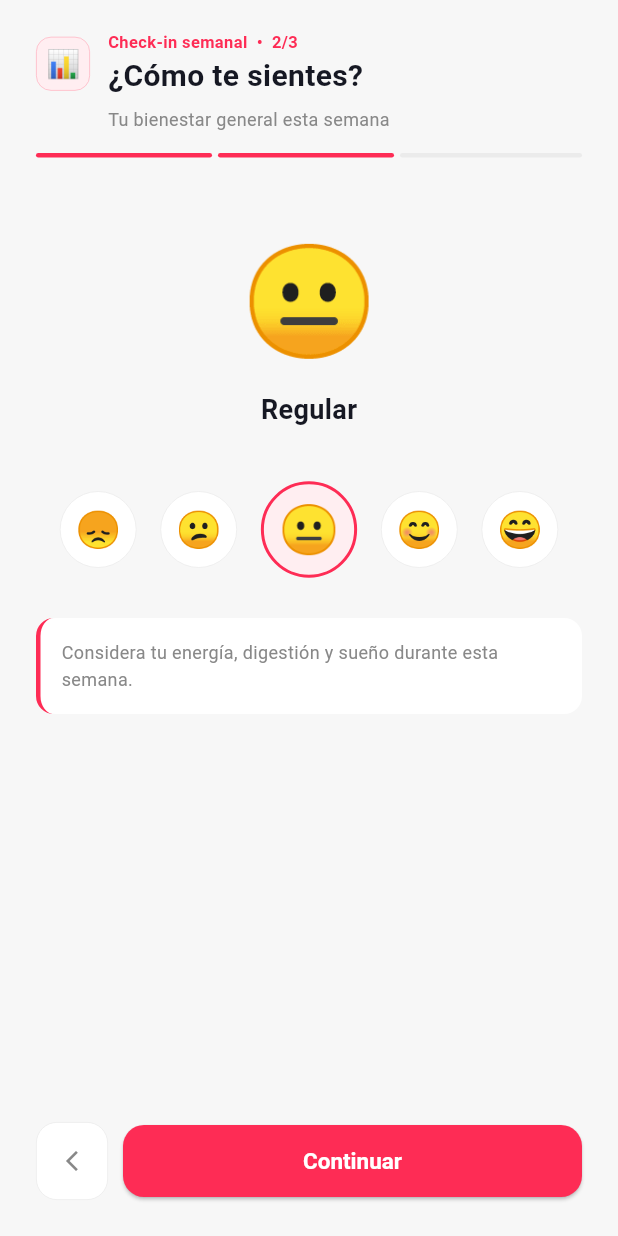
After one commit to darknrz/nutrimed-mobile, a Flutter app: the CheckinScreen screen opened by its route, after a tap on "Continuar", on a phone screen of 412 x 824 dp. The commit adds this screen. Run offline on Flutter 3.47's test engine with Material 3 defaults, Android fonts, the phone set to English and light mode, and no system bars; our stand-ins replace cached_network_image, dio, flutter_secure_storage, get_it, go_router, google_sign_in and 1 more; accounts and stored records are empty; network calls fail; Roboto replaces fonts that are missing (DMSans).

Commit message:
primera version

```diff
--- a/lib/core/router/app_router.dart
+++ b/lib/core/router/app_router.dart
@@ -8,6 +8,7 @@ import '../../features/profile/presentation/screens/profile_screen.dart';
 import '../../features/onboarding/presentation/screens/onboarding_screen.dart';
 import '../storage/secure_storage.dart';
 import '../di/injection.dart';
+import '../../features/checkin/presentation/screens/checkin_screen.dart';
 
 class AppRouter {
   static final router = GoRouter(
@@ -53,6 +54,8 @@ class AppRouter {
           builder: (c, s) => const ChatbotScreen()),
       GoRoute(path: '/profile',
           builder: (c, s) => const ProfileScreen()),
+      GoRoute(path: '/checkin',
+          builder: (c, s) => const CheckinScreen()),
     ],
   );
 }
--- /dev/null
+++ b/lib/features/checkin/presentation/screens/checkin_screen.dart
@@ -0,0 +1,574 @@
+import 'package:flutter/cupertino.dart';
+import 'package:flutter/material.dart';
+import 'package:go_router/go_router.dart';
+import '../../../../core/constants/app_colors.dart';
+import '../../../../core/di/injection.dart';
+import '../../../../core/network/dio_client.dart';
+import '../../../../core/storage/secure_storage.dart';
+
+class CheckinScreen extends StatefulWidget {
+  const CheckinScreen({super.key});
+  @override
+  State<CheckinScreen> createState() => _CheckinScreenState();
+}
+
+class _CheckinScreenState extends State<CheckinScreen> {
+  int  _step    = 0;
+  bool _loading = false;
+
+  // Peso con picker Cupertino
+  int?   _weightInt;   // parte entera  30–200
+  int    _weightDec = 0; // decimal 0–9
+
+  int    _wellbeing     = 3;
+  String _activityLevel = 'moderado';
+  String _healthGoal    = 'controlar_enfermedad';
+
+  final List<Map<String, String>> _wellbeingOptions = [
+    {'value': '1', 'emoji': '😞', 'label': 'Muy mal'},
+    {'value': '2', 'emoji': '😕', 'label': 'Mal'},
+    {'value': '3', 'emoji': '😐', 'label': 'Regular'},
+    {'value': '4', 'emoji': '😊', 'label': 'Bien'},
+    {'value': '5', 'emoji': '😄', 'label': 'Muy bien'},
+  ];
+
+  final List<Map<String, String>> _activityOptions = [
+    {'value': 'sedentario', 'label': 'Sedentario',  'sub': 'Poco o ningún ejercicio'},
+    {'value': 'moderado',   'label': 'Moderado',    'sub': 'Ejercicio 1-3 días/semana'},
+    {'value': 'activo',     'label': 'Activo',      'sub': 'Ejercicio 4-5 días/semana'},
+    {'value': 'muy_activo', 'label': 'Muy activo',  'sub': 'Ejercicio intenso diario'},
+  ];
+
+  final List<Map<String, String>> _goalOptions = [
+    {'value': 'controlar_enfermedad', 'label': 'Controlar mi enfermedad', 'icon': '🏥'},
+    {'value': 'perder_peso',          'label': 'Perder peso',             'icon': '⚖️'},
+    {'value': 'ganar_musculo',        'label': 'Ganar masa muscular',     'icon': '💪'},
+    {'value': 'comer_saludable',      'label': 'Comer más saludable',     'icon': '🥗'},
+    {'value': 'mejorar_energia',      'label': 'Mejorar energía',         'icon': '⚡'},
+  ];
+
+  // ── PICKERS ───────────────────────────────────────────────
+  void _showWeightPicker() {
+    int tempInt = _weightInt ?? 70;
+    int tempDec = _weightDec;
+
+    final ints = List.generate(171, (i) => i + 30); // 30–200
+
+    showCupertinoModalPopup(
+      context: context,
+      builder: (_) => Container(
+        height: 340,
+        decoration: const BoxDecoration(
+          color: Colors.white,
+          borderRadius: BorderRadius.vertical(top: Radius.circular(20)),
+        ),
+        child: Column(children: [
+          _pickerHeader(
+            onCancel: () => Navigator.pop(context),
+            onDone: () {
+              setState(() {
+                _weightInt = tempInt;
+                _weightDec = tempDec;
+              });
+              Navigator.pop(context);
+            },
+          ),
+          Expanded(
+            child: Row(children: [
+              // Parte entera
+              Expanded(
+                flex: 3,
+                child: CupertinoPicker(
+                  scrollController: FixedExtentScrollController(
+                      initialItem: (tempInt - 30).clamp(0, 170)),
+                  itemExtent: 44,
+                  onSelectedItemChanged: (i) => tempInt = ints[i],
+                  children: ints.map((v) => Center(
+                    child: Text('$v',
+                        style: const TextStyle(fontSize: 22, color: Colors.black)),
+                  )).toList(),
+                ),
+              ),
+              // Punto decimal (decorativo)
+              const Padding(
+                padding: EdgeInsets.only(bottom: 4),
+                child: Text('.',
+                    style: TextStyle(fontSize: 28,
+                        fontWeight: FontWeight.w700, color: Colors.black)),
+              ),
+              // Decimal 0–9
+              Expanded(
+                flex: 2,
+                child: CupertinoPicker(
+                  scrollController: FixedExtentScrollController(
+                      initialItem: tempDec),
+                  itemExtent: 44,
+                  onSelectedItemChanged: (i) => tempDec = i,
+                  children: List.generate(10, (i) => Center(
+                    child: Text('$i',
+                        style: const TextStyle(fontSize: 22, color: Colors.black)),
+                  )),
+                ),
+              ),
+              // Unidad
+              const Padding(
+                padding: EdgeInsets.only(right: 20, bottom: 4),
+                child: Text(' kg',
+                    style: TextStyle(fontSize: 18,
+                        fontWeight: FontWeight.w600, color: Colors.black54)),
+              ),
+            ]),
+          ),
+        ]),
+      ),
+    );
+  }
+
+  Widget _pickerHeader({required VoidCallback onCancel, required VoidCallback onDone}) {
+    return Container(
+      padding: const EdgeInsets.symmetric(horizontal: 20, vertical: 14),
+      decoration: const BoxDecoration(
+        border: Border(bottom: BorderSide(color: Color(0xFFEBEBEB), width: 0.5)),
+      ),
+      child: Row(
+        mainAxisAlignment: MainAxisAlignment.spaceBetween,
+        children: [
+          GestureDetector(
+            onTap: onCancel,
+            child: const Text('Cancelar',
+                style: TextStyle(fontSize: 16, color: Color(0xFF888888))),
+          ),
+          Container(
+            width: 36, height: 4,
+            decoration: BoxDecoration(
+              color: const Color(0xFFDDDDDD),
+              borderRadius: BorderRadius.circular(2),
+            ),
+          ),
+          GestureDetector(
+            onTap: onDone,
+            child: Text('Listo',
+                style: TextStyle(fontSize: 16,
+                    fontWeight: FontWeight.w600,
+                    color: AppColors.primary)),
+          ),
+        ],
+      ),
+    );
+  }
+
+  Future<void> _saveCheckin() async {
+    setState(() => _loading = true);
+    try {
+      final userId = await sl<SecureStorage>().getUserId() ?? '0';
+      final weight = _weightInt != null
+          ? double.parse('$_weightInt.$_weightDec')
+          : null;
+      await sl<DioClient>().post('/checkin/$userId', {
+        'weightKg':      weight,
+        'wellbeing':     _wellbeing,
+        'activityLevel': _activityLevel,
+        'healthGoal':    _healthGoal,
+      });
+      if (mounted) context.go('/home');
+    } catch (e) {
+      if (mounted) {
+        ScaffoldMessenger.of(context).showSnackBar(SnackBar(
+          content: const Text('Error al guardar. Intenta de nuevo.',
+              style: TextStyle(color: Colors.white)),
+          backgroundColor: AppColors.error,
+        ));
+      }
+    } finally {
+      if (mounted) setState(() => _loading = false);
+    }
+  }
+
+  void _next() {
+    if (_step < 2) setState(() => _step++);
+    else           _saveCheckin();
+  }
+
+  @override
+  Widget build(BuildContext context) {
+    return Scaffold(
+      backgroundColor: AppColors.background,
+      body: SafeArea(
+        child: Column(
+          children: [
+            _buildHeader(),
+            _buildProgressBar(),
+            Expanded(
+              child: SingleChildScrollView(
+                padding: const EdgeInsets.fromLTRB(24, 24, 24, 0),
+                child: _buildStep(),
+              ),
+            ),
+            _buildButton(),
+          ],
+        ),
+      ),
+    );
+  }
+
+  Widget _buildHeader() {
+    final titles = [
+      '¿Cuánto pesas hoy?',
+      '¿Cómo te sientes?',
+      'Esta semana...',
+    ];
+    final subs = [
+      'Actualizamos tus calorías recomendadas',
+      'Tu bienestar general esta semana',
+      'Confirma o actualiza tu actividad y objetivo',
+    ];
+    return Padding(
+      padding: const EdgeInsets.fromLTRB(24, 20, 24, 0),
+      child: Column(
+        crossAxisAlignment: CrossAxisAlignment.start,
+        children: [
+          Row(children: [
+            Container(
+              width: 36, height: 36,
+              decoration: BoxDecoration(
+                color: const Color(0xFFFFEEF1),
+                borderRadius: BorderRadius.circular(10),
+                border: Border.all(color: const Color(0xFFFFB3C1), width: 0.5),
+              ),
+              child: const Center(child: Text('📊', style: TextStyle(fontSize: 18))),
+            ),
+            const SizedBox(width: 12),
+            Column(
+              crossAxisAlignment: CrossAxisAlignment.start,
+              children: [
+                Text('Check-in semanal  •  ${_step + 1}/3',
+                    style: TextStyle(fontSize: 11, color: AppColors.primary,
+                        fontWeight: FontWeight.w600)),
+                Text(titles[_step],
+                    style: const TextStyle(fontSize: 20,
+                        fontWeight: FontWeight.w600, color: AppColors.textPrimary)),
+              ],
+            ),
+          ]),
+          const SizedBox(height: 6),
+          Padding(
+            padding: const EdgeInsets.only(left: 48),
+            child: Text(subs[_step],
+                style: const TextStyle(fontSize: 12, color: AppColors.textSecondary)),
+          ),
+        ],
+      ),
+    );
+  }
+
+  Widget _buildProgressBar() {
+    return Padding(
+      padding: const EdgeInsets.fromLTRB(24, 14, 24, 0),
+      child: Row(
+        children: List.generate(3, (i) => Expanded(
+          child: Container(
+            height: 3,
+            margin: EdgeInsets.only(right: i < 2 ? 4 : 0),
+            decoration: BoxDecoration(
+              color: i <= _step ? AppColors.primary : AppColors.border,
+              borderRadius: BorderRadius.circular(2),
+            ),
+          ),
+        )),
+      ),
+    );
+  }
+
+  Widget _buildStep() {
+    switch (_step) {
+      case 0: return _buildWeightStep();
+      case 1: return _buildWellbeingStep();
+      case 2: return _buildActivityGoalStep();
+      default: return const SizedBox();
+    }
+  }
+
+  // ── PASO 1: PESO ──────────────────────────────────────────
+  Widget _buildWeightStep() {
+    final hasValue  = _weightInt != null;
+    final label     = hasValue ? '$_weightInt.$_weightDec kg' : 'Seleccionar peso';
+
+    return Column(
+      children: [
+        const SizedBox(height: 24),
+        const Text('⚖️', style: TextStyle(fontSize: 64)),
+        const SizedBox(height: 28),
+
+        // Tile picker
+        GestureDetector(
+          onTap: _showWeightPicker,
+          child: Container(
+            width: double.infinity,
+            padding: const EdgeInsets.symmetric(vertical: 24, horizontal: 24),
+            decoration: BoxDecoration(
+              color: AppColors.surface,
+              borderRadius: BorderRadius.circular(16),
+              border: Border.all(
+                color: hasValue ? AppColors.primary : AppColors.border,
+                width: hasValue ? 1.5 : 0.5,
+              ),
+            ),
+            child: Row(
+              mainAxisAlignment: MainAxisAlignment.center,
+              children: [
+                Icon(Icons.monitor_weight_outlined,
+                    size: 22,
+                    color: hasValue ? AppColors.primary : AppColors.textSecondary),
+                const SizedBox(width: 12),
+                Text(
+                  label,
+                  style: TextStyle(
+                    fontSize: hasValue ? 32 : 18,
+                    fontWeight: hasValue ? FontWeight.w700 : FontWeight.w400,
+                    color: hasValue ? AppColors.textPrimary : AppColors.textSecondary,
+                  ),
+                ),
+                if (!hasValue) ...[
+                  const SizedBox(width: 8),
+                  const Icon(Icons.chevron_right_rounded,
+                      color: AppColors.textSecondary, size: 20),
+                ],
+              ],
+            ),
+          ),
+        ),
+
+        const SizedBox(height: 16),
+        const Text(
+          'Pésate en ayunas para mayor precisión',
+          style: TextStyle(fontSize: 12, color: AppColors.textSecondary),
+        ),
+
+        // Ajuste rápido +/- 0.5
+        if (hasValue) ...[
+          const SizedBox(height: 20),
+          Row(
+            mainAxisAlignment: MainAxisAlignment.center,
+            children: [
+              _quickAdjustBtn('-0.5', () {
+                final current = _weightInt! + _weightDec / 10;
+                final next    = (current - 0.5).clamp(30.0, 200.9);
+                setState(() {
+                  _weightInt = next.truncate();
+                  _weightDec = ((next - next.truncate()) * 10).round();
+                });
+              }),
+              const SizedBox(width: 16),
+              _quickAdjustBtn('+0.5', () {
+                final current = _weightInt! + _weightDec / 10;
+                final next    = (current + 0.5).clamp(30.0, 200.9);
+                setState(() {
+                  _weightInt = next.truncate();
+                  _weightDec = ((next - next.truncate()) * 10).round();
+                });
+              }),
+            ],
+          ),
+        ],
+      ],
+    );
+  }
+
+  Widget _quickAdjustBtn(String label, VoidCallback onTap) {
+    return GestureDetector(
+      onTap: onTap,
+      child: Container(
+        padding: const EdgeInsets.symmetric(horizontal: 20, vertical: 10),
+        decoration: BoxDecoration(
+          color: AppColors.surface,
+          borderRadius: BorderRadius.circular(10),
+          border: Border.all(color: AppColors.border, width: 0.5),
+        ),
+        child: Text(label,
+            style: TextStyle(fontSize: 15,
+                fontWeight: FontWeight.w600, color: AppColors.primary)),
+      ),
+    );
+  }
+
+  // ── PASO 2: BIENESTAR ─────────────────────────────────────
+  Widget _buildWellbeingStep() {
+    return Column(
+      children: [
+        const SizedBox(height: 20),
+        Text(_wellbeingOptions[_wellbeing - 1]['emoji']!,
+            style: const TextStyle(fontSize: 72)),
+        const SizedBox(height: 8),
+        Text(_wellbeingOptions[_wellbeing - 1]['label']!,
+            style: const TextStyle(fontSize: 18, fontWeight: FontWeight.w600,
+                color: AppColors.textPrimary)),
+        const SizedBox(height: 32),
+
+        Row(
+          mainAxisAlignment: MainAxisAlignment.spaceEvenly,
+          children: _wellbeingOptions.map((opt) {
+            final val      = int.parse(opt['value']!);
+            final isActive = _wellbeing == val;
+            return GestureDetector(
+              onTap: () => setState(() => _wellbeing = val),
+              child: AnimatedContainer(
+                duration: const Duration(milliseconds: 200),
+                padding: const EdgeInsets.all(10),
+                decoration: BoxDecoration(
+                  color: isActive
+                      ? const Color(0xFFFFEEF1)
+                      : AppColors.surface,
+                  shape: BoxShape.circle,
+                  border: Border.all(
+                    color: isActive ? AppColors.primary : AppColors.border,
+                    width: isActive ? 2 : 0.5,
+                  ),
+                ),
+                child: Text(opt['emoji']!,
+                    style: TextStyle(fontSize: isActive ? 32 : 24)),
+              ),
+            );
+          }).toList(),
+        ),
+        const SizedBox(height: 24),
+
+        Container(
+          padding: const EdgeInsets.all(14),
+          decoration: BoxDecoration(
+            color: AppColors.surface,
+            borderRadius: BorderRadius.circular(12),
+            border: Border(
+                left: BorderSide(color: AppColors.primary, width: 3)),
+          ),
+          child: const Text(
+            'Considera tu energía, digestión y sueño durante esta semana.',
+            style: TextStyle(fontSize: 12, color: AppColors.textSecondary, height: 1.5),
+          ),
+        ),
+      ],
+    );
+  }
+
+  // ── PASO 3: ACTIVIDAD Y OBJETIVO ─────────────────────────
+  Widget _buildActivityGoalStep() {
+    return Column(
+      crossAxisAlignment: CrossAxisAlignment.start,
+      children: [
+        _sectionLabel('Nivel de actividad'),
+        const SizedBox(height: 10),
+        ..._activityOptions.map((a) {
+          final selected = _activityLevel == a['value'];
+          return GestureDetector(
+            onTap: () => setState(() => _activityLevel = a['value']!),
+            child: Container(
+              margin: const EdgeInsets.only(bottom: 8),
+              padding: const EdgeInsets.symmetric(horizontal: 16, vertical: 12),
+              decoration: _itemDecor(selected),
+              child: Row(children: [
+                Expanded(child: Column(
+                  crossAxisAlignment: CrossAxisAlignment.start,
+                  children: [
+                    Text(a['label']!,
+                        style: TextStyle(fontSize: 13,
+                            fontWeight: selected ? FontWeight.w600 : FontWeight.w400,
+                            color: AppColors.textPrimary)),
+                    Text(a['sub']!,
+                        style: const TextStyle(
+                            fontSize: 11, color: AppColors.textSecondary)),
+                  ],
+                )),
+                if (selected)
+                  const Icon(Icons.check_circle_rounded,
+                      color: AppColors.primary, size: 18),
+              ]),
+            ),
+          );
+        }),
+
+        const SizedBox(height: 20),
+        _sectionLabel('Mi objetivo esta semana'),
+        const SizedBox(height: 10),
+        ..._goalOptions.map((g) {
+          final selected = _healthGoal == g['value'];
+          return GestureDetector(
+            onTap: () => setState(() => _healthGoal = g['value']!),
+            child: Container(
+              margin: const EdgeInsets.only(bottom: 8),
+              padding: const EdgeInsets.symmetric(horizontal: 16, vertical: 12),
+              decoration: _itemDecor(selected),
+              child: Row(children: [
+                Text(g['icon']!, style: const TextStyle(fontSize: 18)),
+                const SizedBox(width: 12),
+                Expanded(child: Text(g['label']!,
+                    style: TextStyle(fontSize: 13,
+                        fontWeight: selected ? FontWeight.w600 : FontWeight.w400,
+                        color: AppColors.textPrimary))),
+                if (selected)
+                  const Icon(Icons.check_circle_rounded,
+                      color: AppColors.primary, size: 18),
+              ]),
+            ),
+          );
+        }),
+      ],
+    );
+  }
+
+  // ── BOTÓN INFERIOR ────────────────────────────────────────
+  Widget _buildButton() {
+    return Padding(
+      padding: const EdgeInsets.fromLTRB(24, 12, 24, 24),
+      child: Row(children: [
+        if (_step > 0) ...[
+          GestureDetector(
+            onTap: () => setState(() => _step--),
+            child: Container(
+              width: 48, height: 52,
+              decoration: BoxDecoration(
+                color: AppColors.surface,
+                borderRadius: BorderRadius.circular(14),
+                border: Border.all(color: AppColors.border, width: 0.5),
+              ),
+              child: const Icon(Icons.arrow_back_ios_new,
+                  color: AppColors.textSecondary, size: 16),
+            ),
+          ),
+          const SizedBox(width: 10),
+        ],
+        Expanded(
+          child: ElevatedButton(
+            onPressed: _loading ? null : _next,
+            style: ElevatedButton.styleFrom(
+              backgroundColor: AppColors.primary,
+              foregroundColor: Colors.white,
+              padding: const EdgeInsets.symmetric(vertical: 15),
+              shape: RoundedRectangleBorder(
+                  borderRadius: BorderRadius.circular(14)),
+            ),
+            child: _loading
+                ? const SizedBox(width: 20, height: 20,
+                child: CircularProgressIndicator(
+                    strokeWidth: 2, color: Colors.white))
+                : Text(_step == 2 ? 'Guardar y continuar' : 'Continuar',
+                style: const TextStyle(
+                    fontSize: 15, fontWeight: FontWeight.w600)),
+          ),
+        ),
+      ]),
+    );
+  }
+
+  // ── HELPERS ───────────────────────────────────────────────
+  BoxDecoration _itemDecor(bool selected) => BoxDecoration(
+    color: selected ? const Color(0xFFFFEEF1) : AppColors.surface,
+    borderRadius: BorderRadius.circular(12),
+    border: Border.all(
+      color: selected ? AppColors.primary : AppColors.border,
+      width: selected ? 1.5 : 0.5,
+    ),
+  );
+
+  Widget _sectionLabel(String text) => Text(text,
+      style: const TextStyle(fontSize: 13, fontWeight: FontWeight.w500,
+          color: AppColors.textSecondary));
+}
```
Also changed, not shown: lib/features/auth/presentation/screens/login_screen.dart (+7 -0 lines), lib/features/home/presentation/screens/home_screen.dart (+8 -0 lines).
